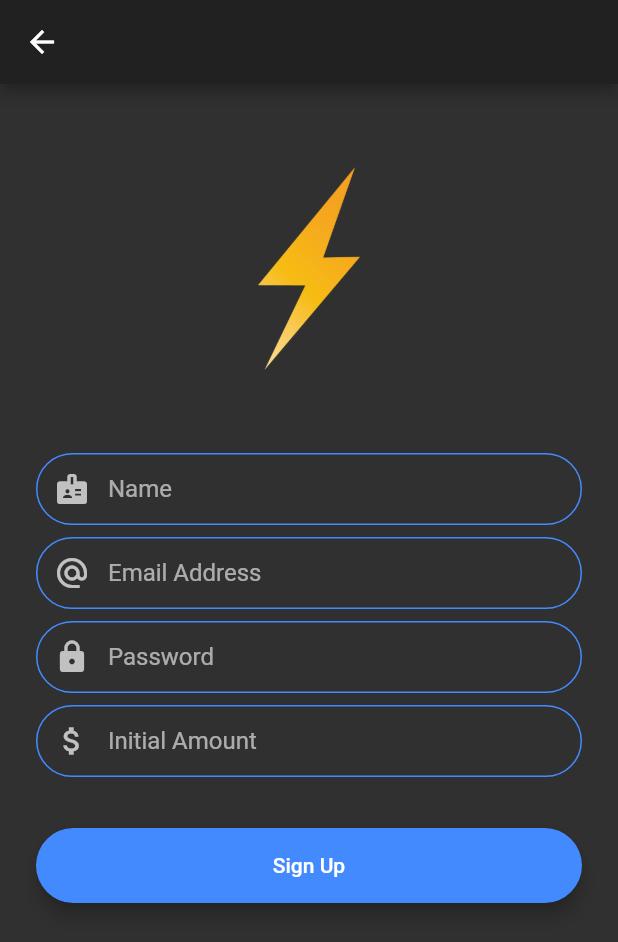
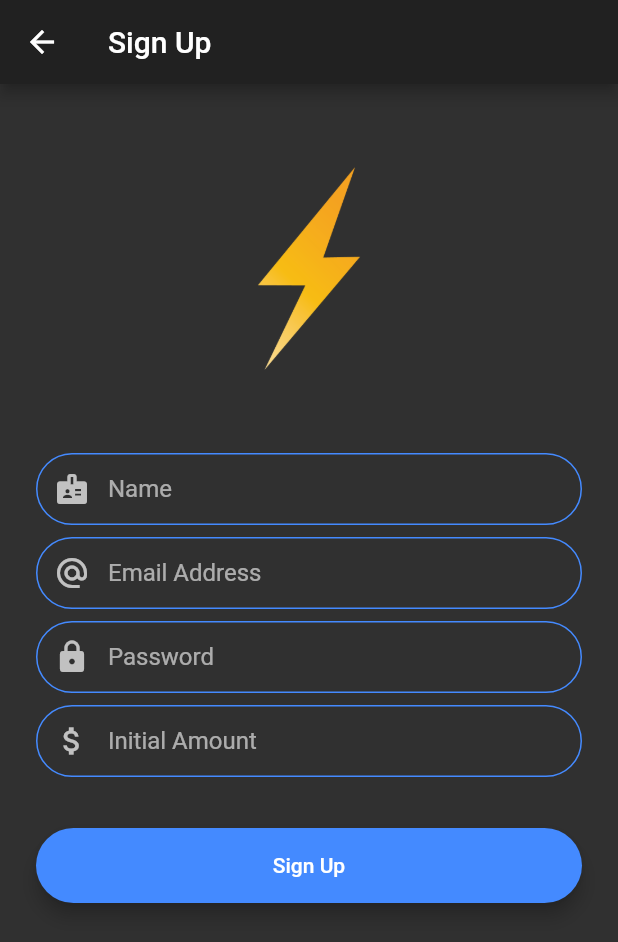
Before and after one commit to justEhmadSaeed/cashflow-SQLite-flutter, a Flutter app: the SignupScreen screen opened by its route, on a phone screen of 412 x 824 dp. Shown: the top 942 px of the screen. Run offline on Flutter 3.47's test engine with Material 2 defaults, Android fonts, the phone set to English and light mode, and no system bars; drawn by our look-alikes of modal_progress_hud_nsn; our stand-ins replace animated_text_kit.

Commit message:
👌 IMPROVE: Include Appbar title

```diff
--- a/lib/Screens/LoginScreen.dart
+++ b/lib/Screens/LoginScreen.dart
@@ -18,7 +18,10 @@ class _SignupScreenState extends State<LoginScreen> {
   @override
   Widget build(BuildContext context) {
     return Scaffold(
-      appBar: AppBar(),
+      appBar: AppBar(
+        title: Text('Log In'),
+        // backgroundColor: Colors.lightBlueAccent,
+      ),
       body: ModalProgressHUD(
         inAsyncCall: showSpinner,
         child: Padding(
--- a/lib/Screens/SignupScreen.dart
+++ b/lib/Screens/SignupScreen.dart
@@ -18,7 +18,10 @@ class _SignupScreenState extends State<SignupScreen> {
   @override
   Widget build(BuildContext context) {
     return Scaffold(
-      appBar: AppBar(),
+      appBar: AppBar(
+        title: Text('Sign Up'),
+        // backgroundColor: Colors.blueAccent,
+      ),
       body: ModalProgressHUD(
         inAsyncCall: showSpinner,
         child: Padding(
```
